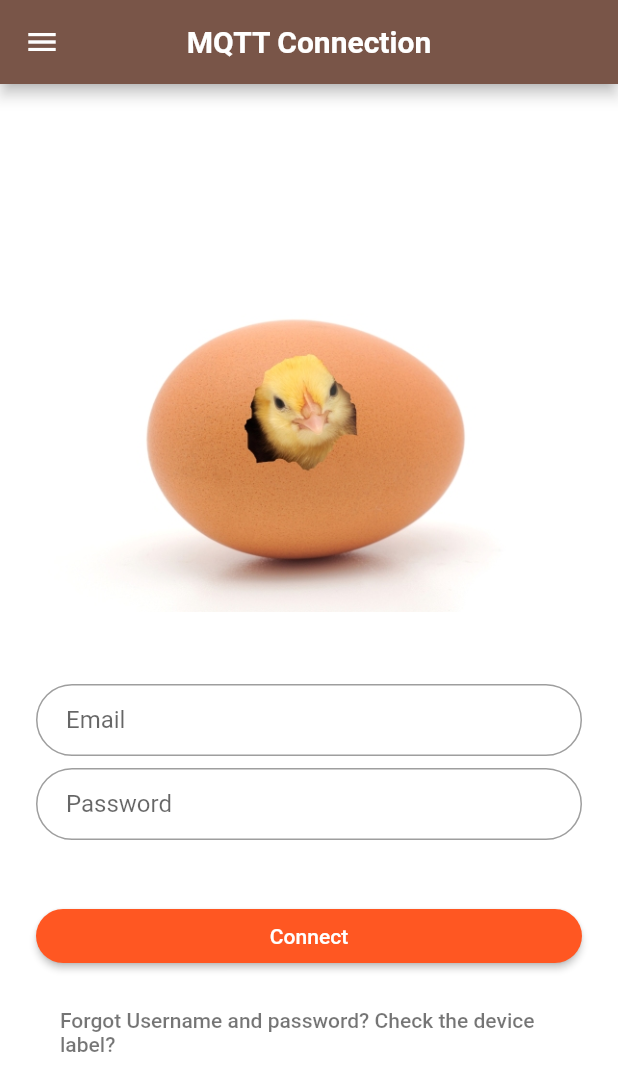
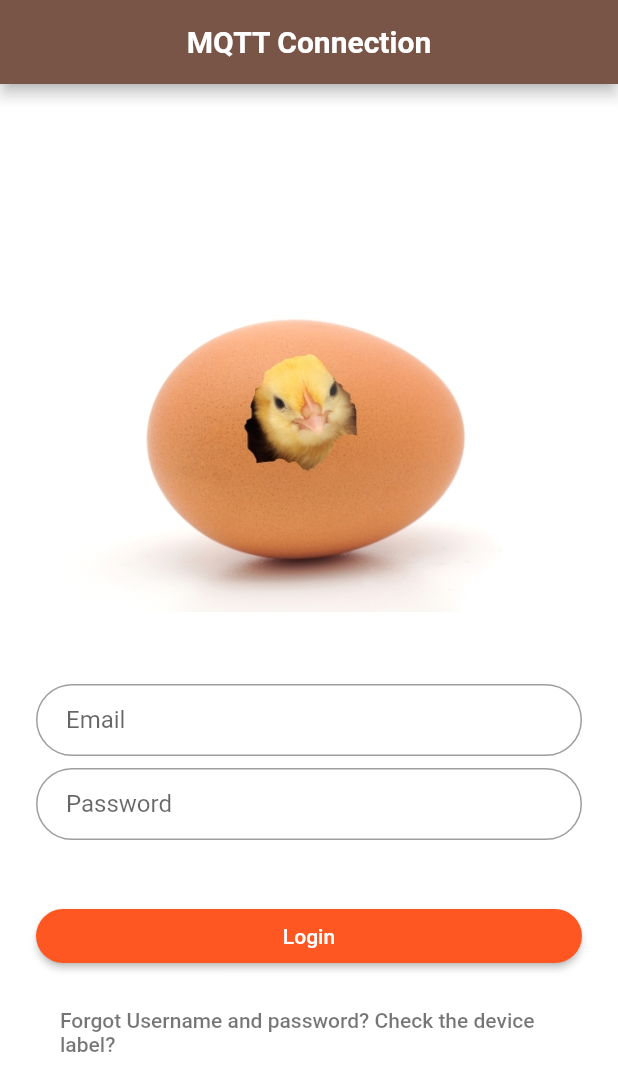
Before and after one commit to larteyjoshua/IoT-Automatic-Egg-Incubator-App, a Flutter app: the screen it shows after launch, after a tap on "Get Started", on a phone screen of 412 x 824 dp. Shown: the top 1091 px of the screen. Run offline on Flutter 3.47's test engine with Material 2 defaults, Android fonts, the phone set to English and light mode, and no system bars; our stand-ins replace csv, getflutter, open_file, permission_handler, sqflite, syncfusion_flutter_charts; missing offline and left inert: ext_storage, mqtt_client; accounts and stored records are empty; Roboto replaces fonts that are missing (Montserrat).

Commit message:
few changes to make the login accepted

```diff
--- a/lib/login_page.dart
+++ b/lib/login_page.dart
@@ -102,8 +102,8 @@ class _LoginPageState extends State<LoginPage> {
         child: Text(
           Mqttwrapper.instance.client?.connectionStatus?.state ==
                   MqttConnectionState.connected
-              ? 'Disconnect'
-              : 'Connect',
+              ? 'Logout'
+              : 'Login',
           style: TextStyle(color: Colors.white),
         ),
         color: Colors.deepOrange,
@@ -156,7 +156,7 @@ class _LoginPageState extends State<LoginPage> {
           ],
         ),
       ),
-      drawer: drawer,
+//      drawer: drawer,
     );
   }
 }
```
Also changed, not shown: lib/pages/drawer.dart (+11 -9 lines), 1 other file.
